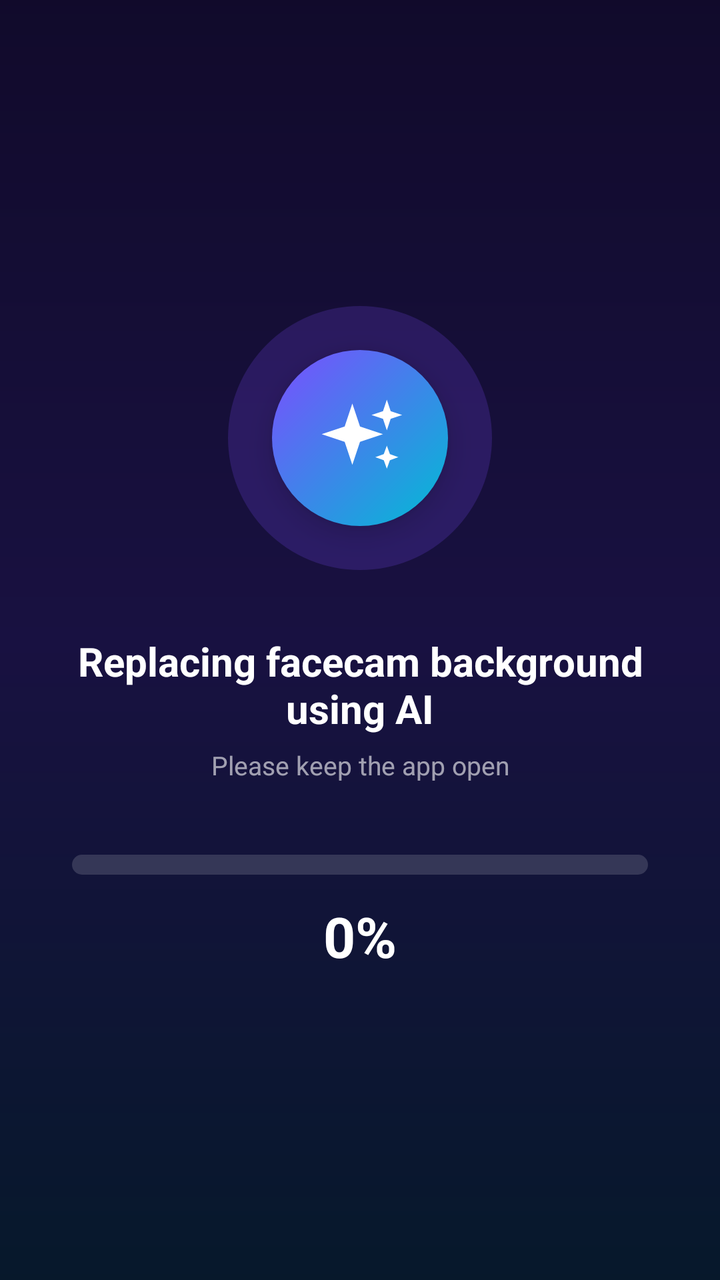
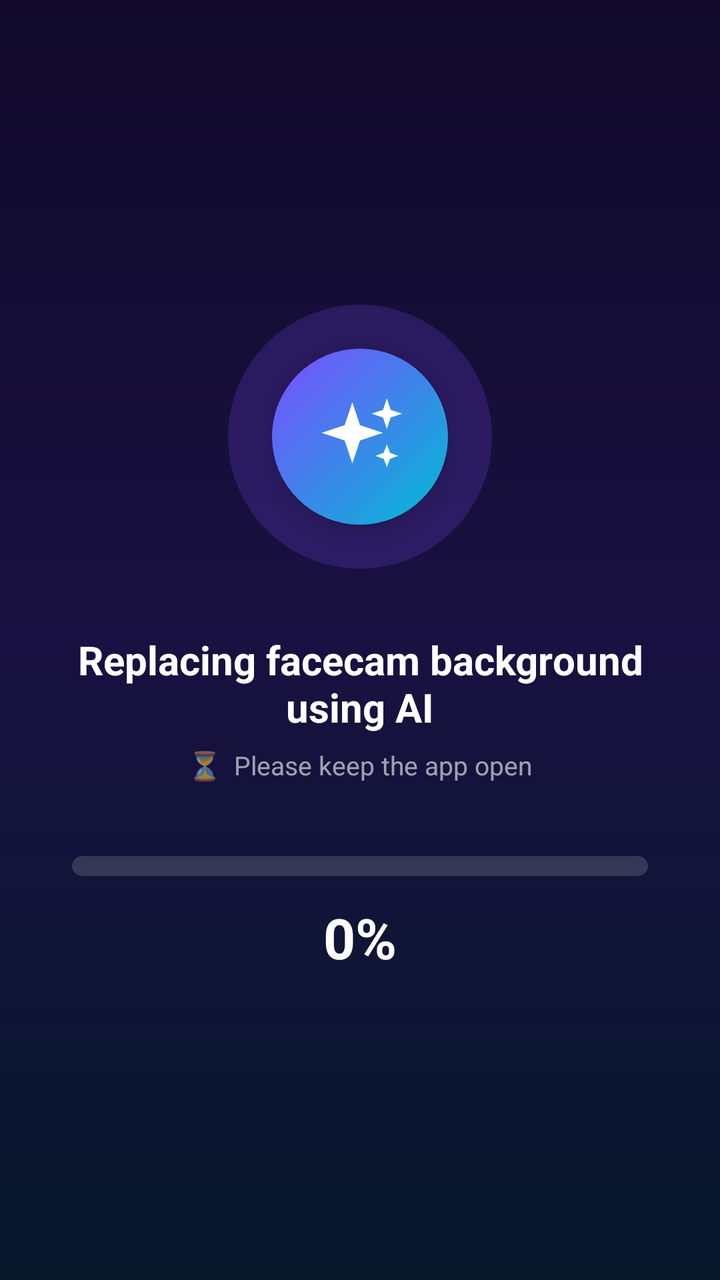

Screens rendered from an Android XML layout before and after an edit, with the pre-edit source and the edit as a unified diff.
<!-- AndroidManifest.xml: application theme Theme.CustomScreen -->
<!-- res/layout/dialog_processing.xml -->
<?xml version="1.0" encoding="utf-8"?>
<FrameLayout xmlns:android="http://schemas.android.com/apk/res/android"
    android:layout_width="match_parent"
    android:layout_height="match_parent"
    android:background="@drawable/bg_processing_screen"
    android:clickable="true"
    android:focusable="true">

    <LinearLayout
        android:layout_width="match_parent"
        android:layout_height="wrap_content"
        android:layout_gravity="center"
        android:gravity="center_horizontal"
        android:orientation="vertical"
        android:paddingStart="36dp"
        android:paddingEnd="36dp">

        <FrameLayout
            android:layout_width="132dp"
            android:layout_height="132dp">

            <View
                android:id="@+id/processing_halo"
                android:layout_width="match_parent"
                android:layout_height="match_parent"
                android:background="@drawable/bg_processing_icon_halo" />

            <FrameLayout
                android:layout_width="88dp"
                android:layout_height="88dp"
                android:layout_gravity="center"
                android:background="@drawable/bg_processing_icon"
                android:elevation="8dp">

                <ImageView
                    android:id="@+id/processing_icon"
                    android:layout_width="46dp"
                    android:layout_height="46dp"
                    android:layout_gravity="center"
                    android:importantForAccessibility="no"
                    android:src="@drawable/ic_ai_sparkle" />
            </FrameLayout>
        </FrameLayout>

        <TextView
            android:id="@+id/processing_title"
            android:layout_width="match_parent"
            android:layout_height="wrap_content"
            android:layout_marginTop="32dp"
            android:gravity="center"
            android:text="Replacing facecam background using AI"
            android:textColor="#FFFFFF"
            android:textSize="20sp"
            android:textStyle="bold" />

        <TextView
            android:layout_width="match_parent"
            android:layout_height="wrap_content"
            android:layout_marginTop="6dp"
            android:gravity="center"
            android:text="Please keep the app open"
            android:textColor="#99FFFFFF"
            android:textSize="13sp" />

        <ProgressBar
            android:id="@+id/processing_bar"
            style="?android:attr/progressBarStyleHorizontal"
            android:layout_width="match_parent"
            android:layout_height="10dp"
            android:layout_marginTop="36dp"
            android:max="100"
            android:progressDrawable="@drawable/progress_processing" />

        <TextView
            android:id="@+id/processing_percent"
            android:layout_width="wrap_content"
            android:layout_height="wrap_content"
            android:layout_marginTop="12dp"
            android:text="0%"
            android:textColor="#FFFFFF"
            android:textSize="28sp"
            android:textStyle="bold" />
    </LinearLayout>
</FrameLayout>
<!-- resources referenced by this layout -->
<resources>
  <!-- drawable bg_processing_icon (drawable) -->
  <?xml version="1.0" encoding="utf-8"?>
  <shape xmlns:android="http://schemas.android.com/apk/res/android" android:shape="oval">
      <gradient
          android:angle="315"
          android:startColor="#7C4DFF"
          android:endColor="#00BCD4" />
  </shape>
  <!-- drawable bg_processing_icon_halo (drawable) -->
  <?xml version="1.0" encoding="utf-8"?>
  <shape xmlns:android="http://schemas.android.com/apk/res/android" android:shape="oval">
      <solid android:color="#337C4DFF" />
  </shape>
  <!-- drawable bg_processing_screen (drawable) -->
  <?xml version="1.0" encoding="utf-8"?>
  <shape xmlns:android="http://schemas.android.com/apk/res/android" android:shape="rectangle">
      <gradient
          android:angle="300"
          android:startColor="#F0120B2E"
          android:centerColor="#F01A1245"
          android:endColor="#F0071A2E"
          android:type="linear" />
  </shape>
  <!-- drawable ic_ai_sparkle (drawable) -->
  <vector xmlns:android="http://schemas.android.com/apk/res/android"
      android:width="24dp"
      android:height="24dp"
      android:viewportWidth="24"
      android:viewportHeight="24">
      <path
          android:fillColor="#FFFFFF"
          android:pathData="M10,3 L12,9 L18,11 L12,13 L10,19 L8,13 L2,11 L8,9 Z" />
      <path
          android:fillColor="#FFFFFF"
          android:pathData="M19,2 L20,5 L23,6 L20,7 L19,10 L18,7 L15,6 L18,5 Z" />
      <path
          android:fillColor="#FFFFFF"
          android:pathData="M19,14 L19.8,16.2 L22,17 L19.8,17.8 L19,20 L18.2,17.8 L16,17 L18.2,16.2 Z" />
  </vector>
  <!-- drawable progress_processing (drawable) -->
  <?xml version="1.0" encoding="utf-8"?>
  <layer-list xmlns:android="http://schemas.android.com/apk/res/android">
      <item android:id="@android:id/background">
          <shape android:shape="rectangle">
              <solid android:color="#26FFFFFF" />
              <corners android:radius="6dp" />
          </shape>
      </item>
      <item android:id="@android:id/progress">
          <clip>
              <shape android:shape="rectangle">
                  <gradient
                      android:angle="0"
                      android:startColor="#7C4DFF"
                      android:endColor="#00E5FF" />
                  <corners android:radius="6dp" />
              </shape>
          </clip>
      </item>
  </layer-list>
  <style name="Theme.CustomScreen" parent="Theme.MaterialComponents.DayNight.NoActionBar">
          <item name="android:windowBackground">@android:color/black</item>
          <item name="android:statusBarColor">@android:color/transparent</item>
          <item name="android:navigationBarColor">@android:color/transparent</item>
          <item name="android:windowLightStatusBar">false</item>
          <item name="android:windowLightNavigationBar">false</item>
      </style>
</resources>

<!-- the commit's change to res/layout/dialog_processing.xml (unified diff, before → after) -->
@@ -53,14 +53,30 @@
             android:textSize="20sp"
             android:textStyle="bold" />
 
-        <TextView
+        
+        <LinearLayout
             android:layout_width="match_parent"
             android:layout_height="wrap_content"
             android:layout_marginTop="6dp"
             android:gravity="center"
-            android:text="Please keep the app open"
-            android:textColor="#99FFFFFF"
-            android:textSize="13sp" />
+            android:orientation="horizontal">
+
+            <TextView
+                android:id="@+id/processing_tick"
+                android:layout_width="wrap_content"
+                android:layout_height="wrap_content"
+                android:layout_marginEnd="6dp"
+                android:text="⏳"
+                android:textColor="#99FFFFFF"
+                android:textSize="14sp" />
+
+            <TextView
+                android:layout_width="wrap_content"
+                android:layout_height="wrap_content"
+                android:text="Please keep the app open"
+                android:textColor="#99FFFFFF"
+                android:textSize="13sp" />
+        </LinearLayout>
 
         <ProgressBar
             android:id="@+id/processing_bar"
